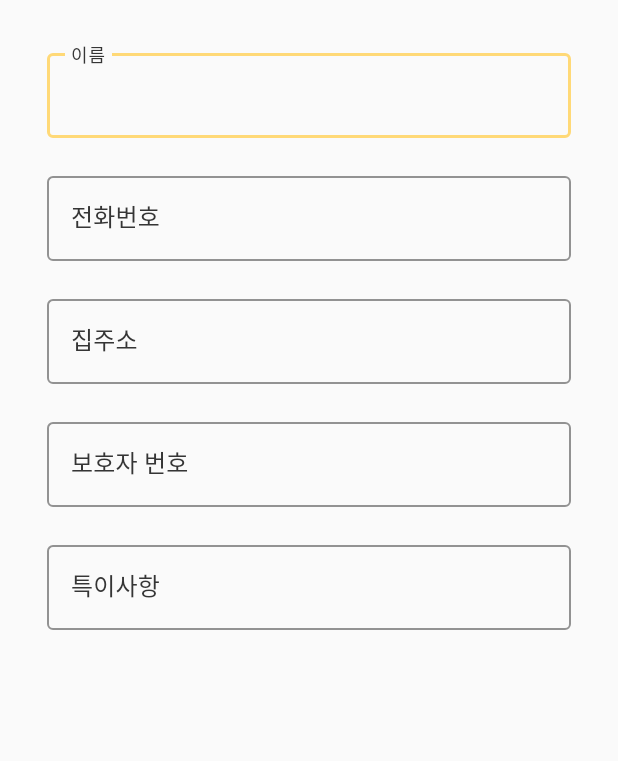
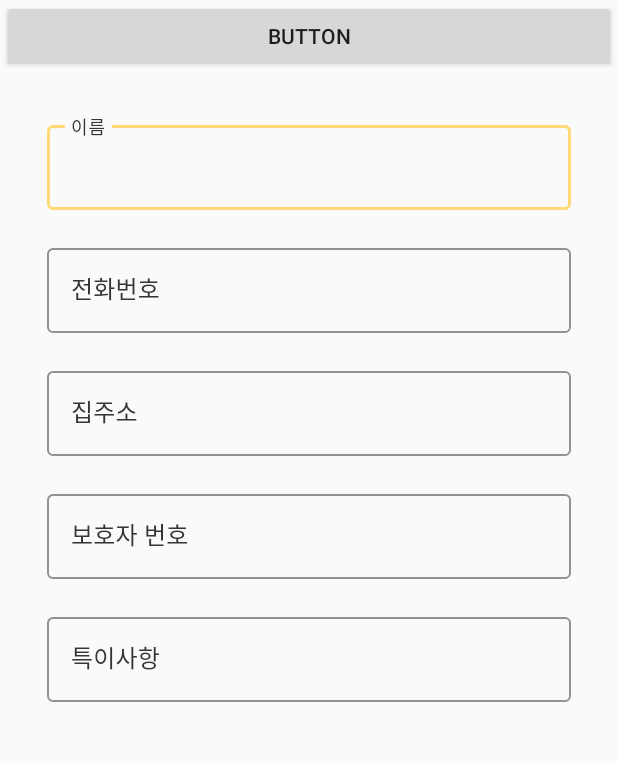
Before and after one commit to shingu-cheong/kkanbu00, an Android app: the AddOlderMan screen opened directly, with no data from a screen before it, after a tap on "BUTTON", on a phone screen of 412 x 824 dp, the part 421-1182 px from its top. Run offline under Robolectric (Android 15) with nearby library versions, the phone set to English and light mode, and no system bars; libraries missing offline, so code that uses them is left out: cn.pedant; pictures from the network do not load.

Commit message:
갤러리 이미지

```diff
--- a/app/build.gradle
+++ b/app/build.gradle
@@ -38,6 +38,8 @@ android {
 }
 
 dependencies {
+    implementation 'com.github.bumptech.glide:glide:4.10.0'
+    annotationProcessor 'com.github.bumptech.glide:compiler:4.10.0'
 
     implementation 'androidx.appcompat:appcompat:1.4.1'
     implementation 'com.google.android.material:material:1.5.0'
--- a/app/src/main/java/com/example/kkanbu/AddOlderMan.java
+++ b/app/src/main/java/com/example/kkanbu/AddOlderMan.java
@@ -1,5 +1,9 @@
 package com.example.kkanbu;
 
+import androidx.activity.result.ActivityResult;
+import androidx.activity.result.ActivityResultCallback;
+import androidx.activity.result.ActivityResultLauncher;
+import androidx.activity.result.contract.ActivityResultContracts;
 import androidx.annotation.NonNull;
 import androidx.appcompat.app.ActionBar;
 import androidx.appcompat.app.AppCompatActivity;
@@ -7,12 +11,16 @@ import androidx.appcompat.widget.Toolbar;
 
 import android.content.Intent;
 import android.content.SharedPreferences;
+import android.graphics.Bitmap;
 import android.graphics.Color;
+import android.net.Uri;
 import android.os.Bundle;
+import android.provider.MediaStore;
 import android.util.Log;
 import android.view.MenuItem;
 import android.view.View;
 import android.widget.Button;
+import android.widget.ImageView;
 import android.widget.Toast;
 
 import com.example.kkanbu.pojo.Elder;
@@ -25,6 +33,8 @@ import com.example.kkanbu.retrofit.UserEndPoint;
 import com.example.kkanbu.utils.ProjectConstants;
 import com.google.android.material.textfield.TextInputLayout;
 
+import java.io.FileNotFoundException;
+import java.io.IOException;
 import java.util.HashMap;
 import java.util.Map;
 import java.util.concurrent.TimeUnit;
@@ -42,9 +52,12 @@ public class AddOlderMan extends AppCompatActivity {
     Toolbar tb_addman;
     TextInputLayout et_manName, et_manPh, et_manAdr, et_managerPh, et_detail;
     SharedPreferences shared ;
-    Button bt_addman;
+    Button bt_addman, button1;
     Integer uid ;
     View.OnClickListener cl;
+
+    private final int GET_GALLERY_IMAGE = 200;
+    private ImageView imageview2;
 
     @Override
     protected void onCreate(Bundle savedInstanceState) {
@@ -100,10 +113,69 @@ public class AddOlderMan extends AppCompatActivity {
             }
         };
 
-        bt_addman.setOnClickListener(cl);
+//        bt_addman.setOnClickListener(cl);
+//
+//        imageview2 = (ImageView)findViewById(R.id.imageView);
+//        imageview2.setOnClickListener(new View.OnClickListener() {
+//            public void onClick(View v) {
+//
+//                Intent intent = new Intent(Intent.ACTION_PICK);
+//                intent. setDataAndType(android.provider.MediaStore.Images.Media.EXTERNAL_CONTENT_URI, "image/*");
+//                startActivityForResult(intent, GET_GALLERY_IMAGE);
+//            }
+//        });
+        Uri uri;
+        ImageView imageView2;
 
+        Button selectImageBtn = findViewById(R.id.button1);
+        imageView2 = findViewById(R.id.imageView2);
 
+        selectImageBtn.setOnClickListener(new View.OnClickListener() {
+            @Override
+            public void onClick(View view) {
+                Intent intent = new Intent(Intent.ACTION_PICK);
+                intent.setType("image/*");
+                startActivityResult.launch(intent);
+            }
+        });
     }
+
+    ActivityResultLauncher<Intent> startActivityResult = registerForActivityResult(
+            new ActivityResultContracts.StartActivityForResult(),
+            new ActivityResultCallback<ActivityResult>() {
+                private ImageView imageView2;
+
+                @Override
+                public void onActivityResult(ActivityResult result) {
+                    if( result.getResultCode() == RESULT_OK && result.getData() != null){
+
+                        Uri uri = result.getData().getData();
+
+                        try {
+                            Bitmap bitmap = MediaStore.Images.Media.getBitmap(getContentResolver(), uri);
+                            imageView2.setImageBitmap(bitmap);
+
+                        }catch (FileNotFoundException e){
+                            e.printStackTrace();
+                        }catch (IOException e){
+                            e.printStackTrace();
+                        }
+                    }
+                }
+            });
+//    @Override
+//    protected void onActivityResult(int requestCode, int resultCode, Intent data) {
+//
+//        super.onActivityResult(requestCode, resultCode, data);
+//        if (requestCode == GET_GALLERY_IMAGE && resultCode == RESULT_OK && data != null && data.getData() != null) {
+//
+//            Uri selectedImageUri = data.getData();
+//            imageview2.setImageURI(selectedImageUri);
+//
+//        }
+//
+//    }
+
 
     @Override
     public boolean onOptionsItemSelected(@NonNull MenuItem item) {
--- a/app/src/main/res/layout/activity_add_older_man.xml
+++ b/app/src/main/res/layout/activity_add_older_man.xml
@@ -61,6 +61,12 @@
                 android:layout_marginTop="16dp"
                 android:layout_marginEnd="126dp"
                 app:srcCompat="@mipmap/ic_launcher" />
+
+            <Button
+                android:id="@+id/button1"
+                android:layout_width="match_parent"
+                android:layout_height="wrap_content"
+                android:text="Button" />
 
             <LinearLayout
                 android:id="@+id/linearLayout2"
```
Also changed, not shown: app/src/main/AndroidManifest.xml (+3 -5 lines), app/src/main/java/com/example/kkanbu/login.java (+9 -0 lines), app/src/main/res/drawable/ic_image.xml (added, +9 -0 lines), app/src/main/res/values/sytle.xml (+6 -16 lines).
